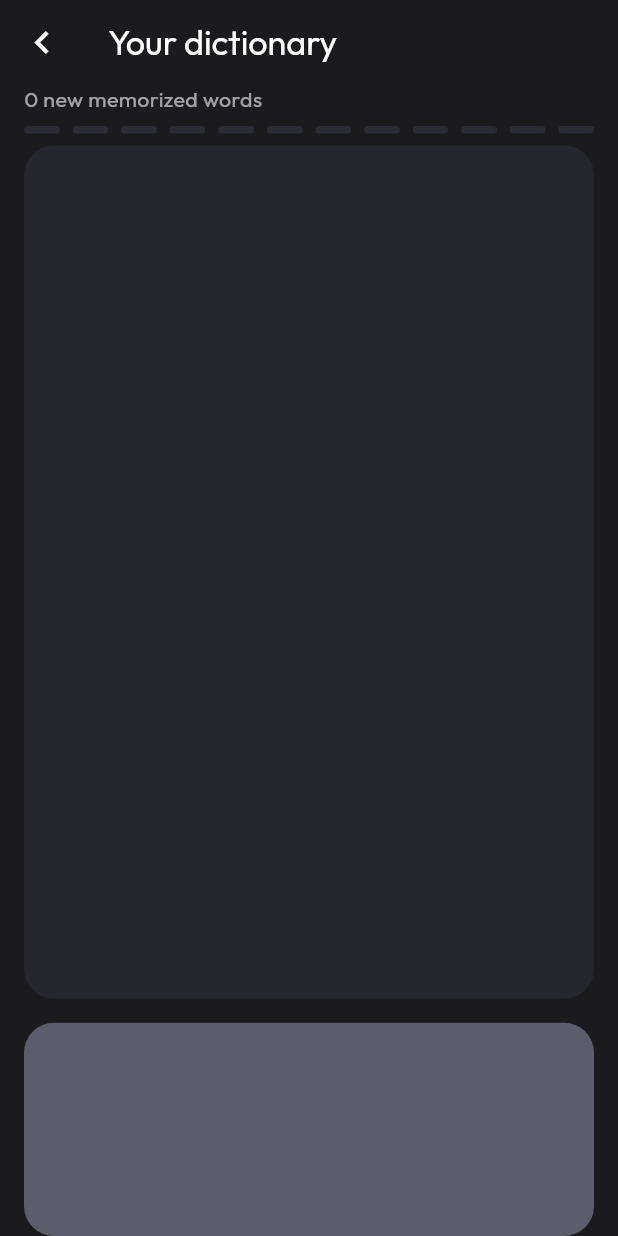
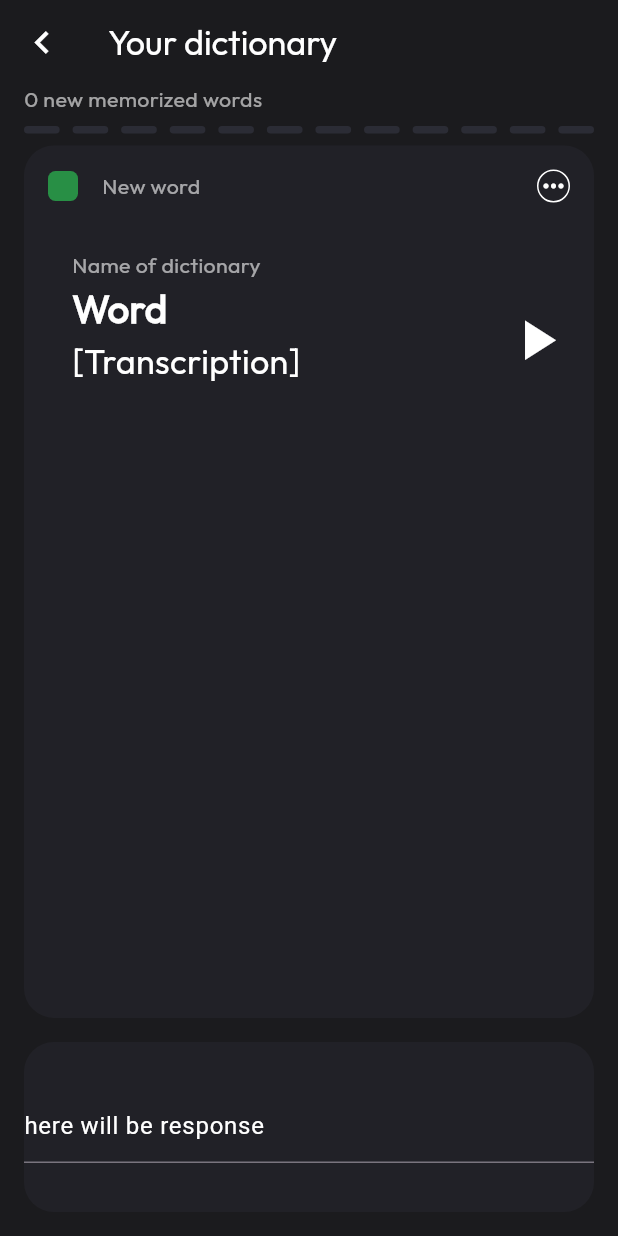
Before and after one commit to ericFlutterast/simply_english, a Flutter app: the CardWithTheWord screen opened by its route, on a phone screen of 412 x 824 dp. Run offline on Flutter 3.47's test engine with Material 3 defaults, Android fonts, the phone set to English and light mode, and no system bars; our stand-ins replace fl_chart, go_router.

Commit message:
exemplary layout of card

```diff
--- a/lib/src/moduls/share_dictionary/presentor/screens/card_with_the_word.dart
+++ b/lib/src/moduls/share_dictionary/presentor/screens/card_with_the_word.dart
@@ -11,6 +11,8 @@ class CardWithTheWord extends StatelessWidget {
     final width = MediaQuery.of(context).size.width;
     final heigth = MediaQuery.of(context).size.height;
     const int wordLength = 12;
+
+    bool tempValue = false;
 
     return Scaffold(
       backgroundColor: appTheme.appColors.grayscale.g0,
@@ -32,7 +34,7 @@ class CardWithTheWord extends StatelessWidget {
         ),
       ),
       body: Padding(
-        padding: const EdgeInsets.symmetric(horizontal: 16),
+        padding: EdgeInsets.symmetric(horizontal: appTheme.relativeSize.contentPadding),
         child: SafeArea(
           child: Column(
             crossAxisAlignment: CrossAxisAlignment.start,
@@ -42,7 +44,7 @@ class CardWithTheWord extends StatelessWidget {
                 style: appTheme.appTextStyle.body2.copyWith(color: Colors.white60),
               ),
               Padding(
-                padding: const EdgeInsets.symmetric(vertical: 8),
+                padding: EdgeInsets.symmetric(vertical: appTheme.relativeSize.contentPadding / 2),
                 child: Row(
                   mainAxisAlignment: MainAxisAlignment.spaceBetween,
                   children: List.generate(
@@ -54,7 +56,7 @@ class CardWithTheWord extends StatelessWidget {
                           height: 5,
                           decoration: BoxDecoration(
                             color: appTheme.appColors.grayscale.g4,
-                            borderRadius: const BorderRadius.all(Radius.circular(20)),
+                            borderRadius: BorderRadius.all(Radius.circular(appTheme.relativeSize.borderRadius)),
                           ),
                         ),
                         AnimatedContainer(
@@ -63,7 +65,7 @@ class CardWithTheWord extends StatelessWidget {
                           height: 5,
                           decoration: BoxDecoration(
                             color: appTheme.appColors.status.success,
-                            borderRadius: const BorderRadius.all(Radius.circular(20)),
+                            borderRadius: BorderRadius.all(Radius.circular(appTheme.relativeSize.borderRadius)),
                           ),
                         ),
                       ],
@@ -74,19 +76,108 @@ class CardWithTheWord extends StatelessWidget {
               Expanded(
                 flex: 4,
                 child: Container(
+                  padding: EdgeInsets.all(appTheme.relativeSize.contentPadding),
                   decoration: BoxDecoration(
-                    color: appTheme.appColors.grayscale.g3,
+                    color: appTheme.appColors.grayscale.g2,
                     borderRadius: BorderRadius.circular(appTheme.relativeSize.borderRadius),
+                  ),
+                  child: Column(
+                    crossAxisAlignment: CrossAxisAlignment.start,
+                    children: [
+                      Row(
+                        mainAxisAlignment: MainAxisAlignment.spaceBetween,
+                        children: [
+                          Container(
+                            height: 20,
+                            width: 20,
+                            decoration: BoxDecoration(
+                              color: tempValue ? appTheme.appColors.grayscale.g4 : appTheme.appColors.status.success,
+                              borderRadius: BorderRadius.circular(5),
+                            ),
+                          ),
+                          SizedBox(width: appTheme.relativeSize.contentPadding),
+                          Expanded(
+                            child: Text(
+                              'New word',
+                              style: appTheme.appTextStyle.body2.copyWith(color: Colors.white60),
+                            ),
+                          ),
+                          Container(
+                            decoration: BoxDecoration(
+                              shape: BoxShape.circle,
+                              border: Border.all(
+                                width: 1,
+                                color: Colors.white,
+                              ),
+                            ),
+                            child: const Icon(
+                              Icons.more_horiz,
+                              color: Colors.white,
+                              size: 20,
+                            ),
+                          )
+                        ],
+                      ),
+                      Padding(
+                        padding: EdgeInsets.only(
+                          left: appTheme.relativeSize.contentPadding,
+                          top: appTheme.relativeSize.contentPadding * 2,
+                        ),
+                        child: Row(
+                          mainAxisAlignment: MainAxisAlignment.spaceBetween,
+                          crossAxisAlignment: CrossAxisAlignment.end,
+                          children: [
+                            Column(
+                              crossAxisAlignment: CrossAxisAlignment.start,
+                              children: [
+                                Text(
+                                  'Name of dictionary',
+                                  overflow: TextOverflow.ellipsis,
+                                  style: appTheme.appTextStyle.body2.copyWith(color: Colors.white60),
+                                ),
+                                Text(
+                                  'Word',
+                                  style: appTheme.appTextStyle.display2.copyWith(
+                                    fontWeight: FontWeight.w600,
+                                  ),
+                                ),
+                                Text(
+                                  '[Transcription]',
+                                  maxLines: 2,
+                                  style: appTheme.appTextStyle.display1,
+                                ),
+                              ],
+                            ),
+                            Padding(
+                              padding: EdgeInsets.only(bottom: appTheme.relativeSize.contentPadding / 2),
+                              child: const Icon(
+                                Icons.play_arrow,
+                                color: Colors.white,
+                                size: 45,
+                              ),
+                            ),
+                          ],
+                        ),
+                      ),
+                    ],
                   ),
                 ),
               ),
-              SizedBox(height: appTheme.relativeSize.contentPadding),
               Expanded(
                 flex: 1,
                 child: Container(
+                  margin: EdgeInsets.symmetric(vertical: appTheme.relativeSize.contentPadding),
                   decoration: BoxDecoration(
-                    color: appTheme.appColors.grayscale.g5,
+                    color: appTheme.appColors.grayscale.g2,
                     borderRadius: BorderRadius.circular(appTheme.relativeSize.borderRadius),
+                  ),
+                  child: Center(
+                    child: TextFormField(
+                      decoration: const InputDecoration(
+                        hintText: 'here will be response',
+                        hintStyle: TextStyle(color: Colors.white),
+                      ),
+                    ),
                   ),
                 ),
               )
```
